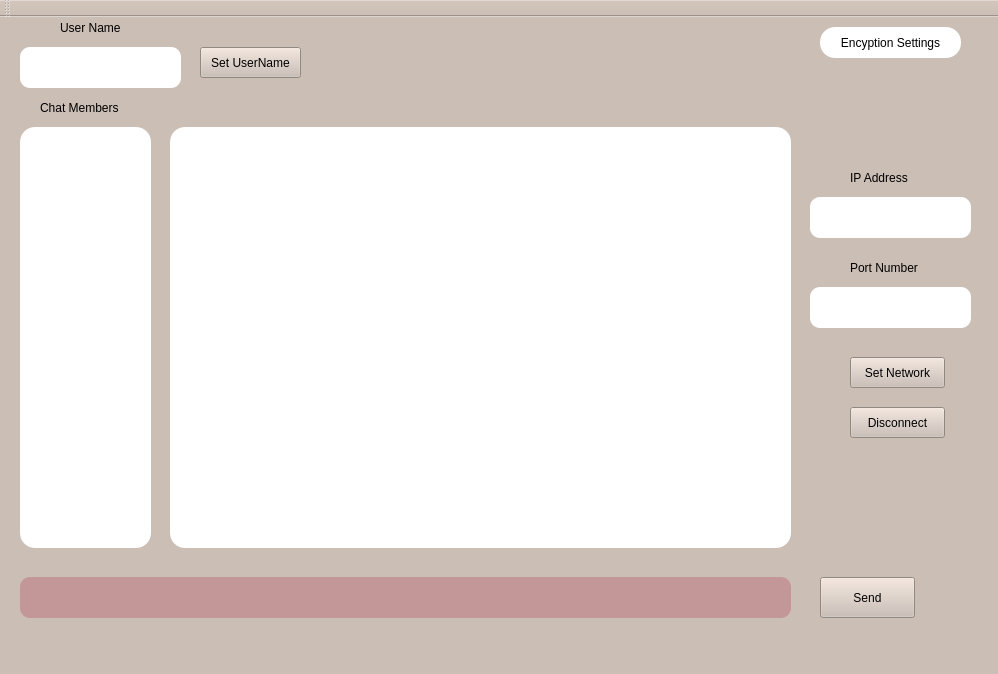
Qt form source/mainwindow.ui (FrostByten/Linux-Chat) before a commit.
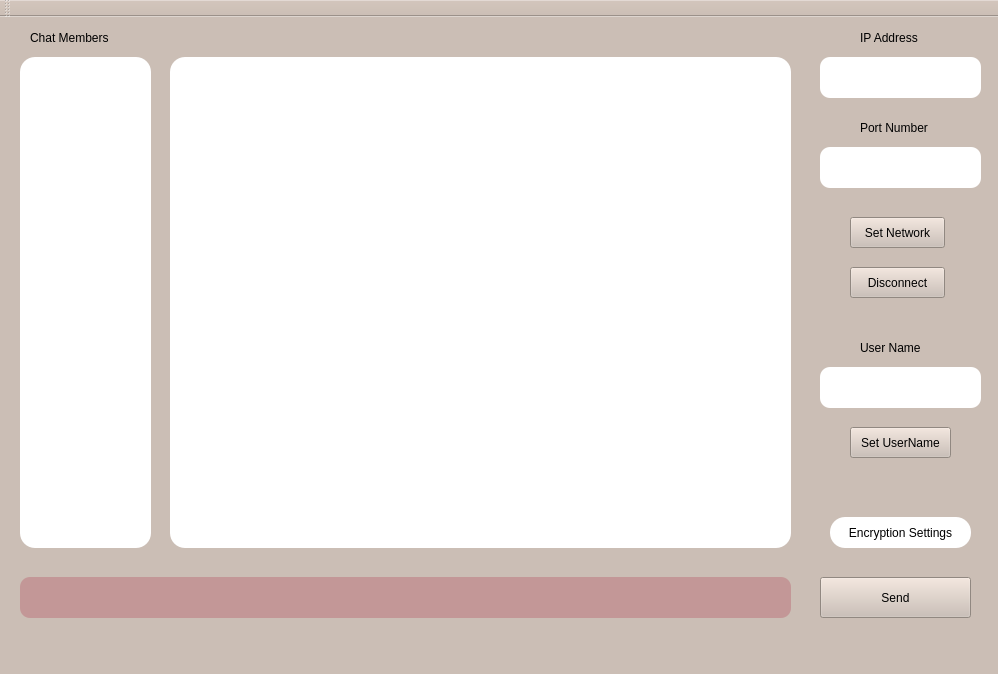
The same form after that commit.

```diff
--- a/source/mainwindow.ui
+++ b/source/mainwindow.ui
@@ -22,7 +22,7 @@
      <rect>
       <x>820</x>
       <y>560</y>
-      <width>95</width>
+      <width>151</width>
       <height>41</height>
      </rect>
     </property>
@@ -63,9 +63,9 @@
     <property name="geometry">
      <rect>
       <x>170</x>
-      <y>110</y>
+      <y>40</y>
       <width>621</width>
-      <height>421</height>
+      <height>491</height>
      </rect>
     </property>
     <property name="styleSheet">
@@ -82,8 +82,8 @@
    <widget class="QLabel" name="label">
     <property name="geometry">
      <rect>
-      <x>40</x>
-      <y>80</y>
+      <x>30</x>
+      <y>10</y>
       <width>101</width>
       <height>21</height>
      </rect>
@@ -95,8 +95,8 @@
    <widget class="QLabel" name="label_2">
     <property name="geometry">
      <rect>
-      <x>850</x>
-      <y>150</y>
+      <x>860</x>
+      <y>10</y>
       <width>71</width>
       <height>21</height>
      </rect>
@@ -108,8 +108,8 @@
    <widget class="QLabel" name="label_3">
     <property name="geometry">
      <rect>
-      <x>850</x>
-      <y>240</y>
+      <x>860</x>
+      <y>100</y>
       <width>91</width>
       <height>21</height>
      </rect>
@@ -122,7 +122,7 @@
     <property name="geometry">
      <rect>
       <x>850</x>
-      <y>340</y>
+      <y>200</y>
       <width>95</width>
       <height>31</height>
      </rect>
@@ -134,8 +134,8 @@
    <widget class="QPlainTextEdit" name="plainTextEdit">
     <property name="geometry">
      <rect>
-      <x>810</x>
-      <y>180</y>
+      <x>820</x>
+      <y>40</y>
       <width>161</width>
       <height>41</height>
      </rect>
@@ -149,8 +149,8 @@
    <widget class="QPlainTextEdit" name="plainTextEdit_2">
     <property name="geometry">
      <rect>
-      <x>810</x>
-      <y>270</y>
+      <x>820</x>
+      <y>130</y>
       <width>161</width>
       <height>41</height>
      </rect>
@@ -164,7 +164,7 @@
     <property name="geometry">
      <rect>
       <x>850</x>
-      <y>390</y>
+      <y>250</y>
       <width>95</width>
       <height>31</height>
      </rect>
@@ -177,9 +177,9 @@
     <property name="geometry">
      <rect>
       <x>20</x>
-      <y>110</y>
+      <y>40</y>
       <width>131</width>
-      <height>421</height>
+      <height>491</height>
      </rect>
     </property>
     <property name="styleSheet">
@@ -190,8 +190,8 @@
    <widget class="QPlainTextEdit" name="plainTextEdit_3">
     <property name="geometry">
      <rect>
-      <x>20</x>
-      <y>30</y>
+      <x>820</x>
+      <y>350</y>
       <width>161</width>
       <height>41</height>
      </rect>
@@ -204,8 +204,8 @@
    <widget class="QLabel" name="label_4">
     <property name="geometry">
      <rect>
-      <x>60</x>
-      <y>0</y>
+      <x>860</x>
+      <y>320</y>
       <width>81</width>
       <height>21</height>
      </rect>
@@ -217,8 +217,8 @@
    <widget class="QPushButton" name="setnameButton">
     <property name="geometry">
      <rect>
-      <x>200</x>
-      <y>30</y>
+      <x>850</x>
+      <y>410</y>
       <width>101</width>
       <height>31</height>
      </rect>
@@ -230,8 +230,8 @@
    <widget class="QPushButton" name="pushButton">
     <property name="geometry">
      <rect>
-      <x>820</x>
-      <y>10</y>
+      <x>830</x>
+      <y>500</y>
       <width>141</width>
       <height>31</height>
      </rect>
@@ -241,7 +241,7 @@
 background-color:white;</string>
     </property>
     <property name="text">
-     <string>Encyption Settings</string>
+     <string>Encryption Settings</string>
     </property>
    </widget>
   </widget>
```
